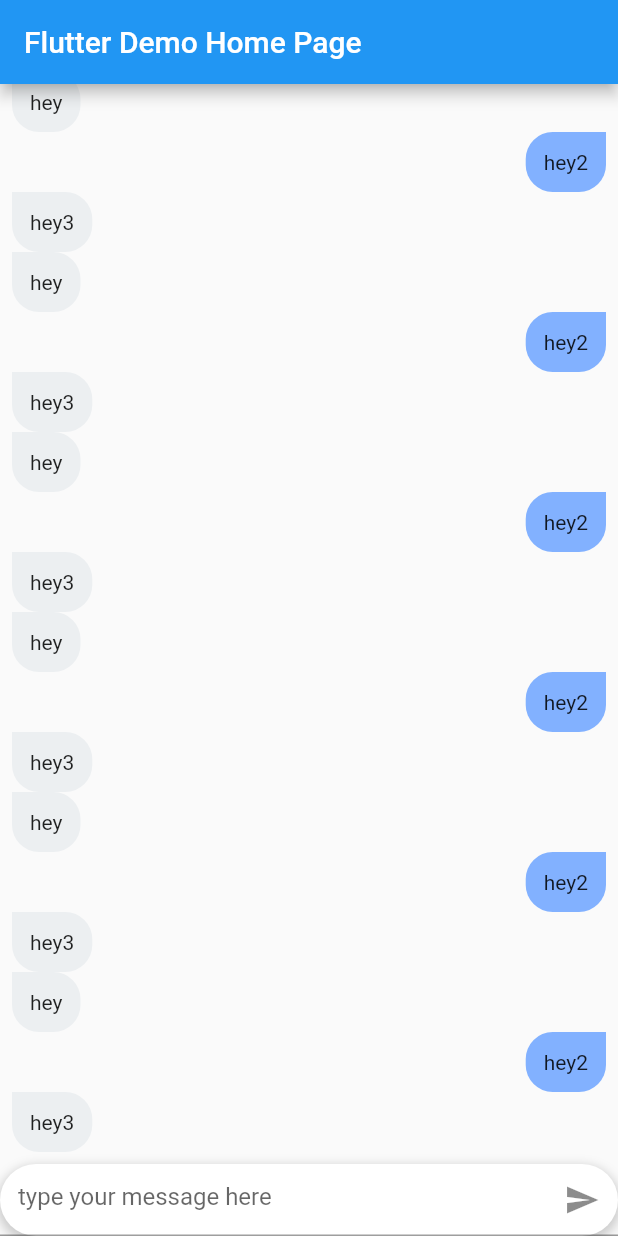
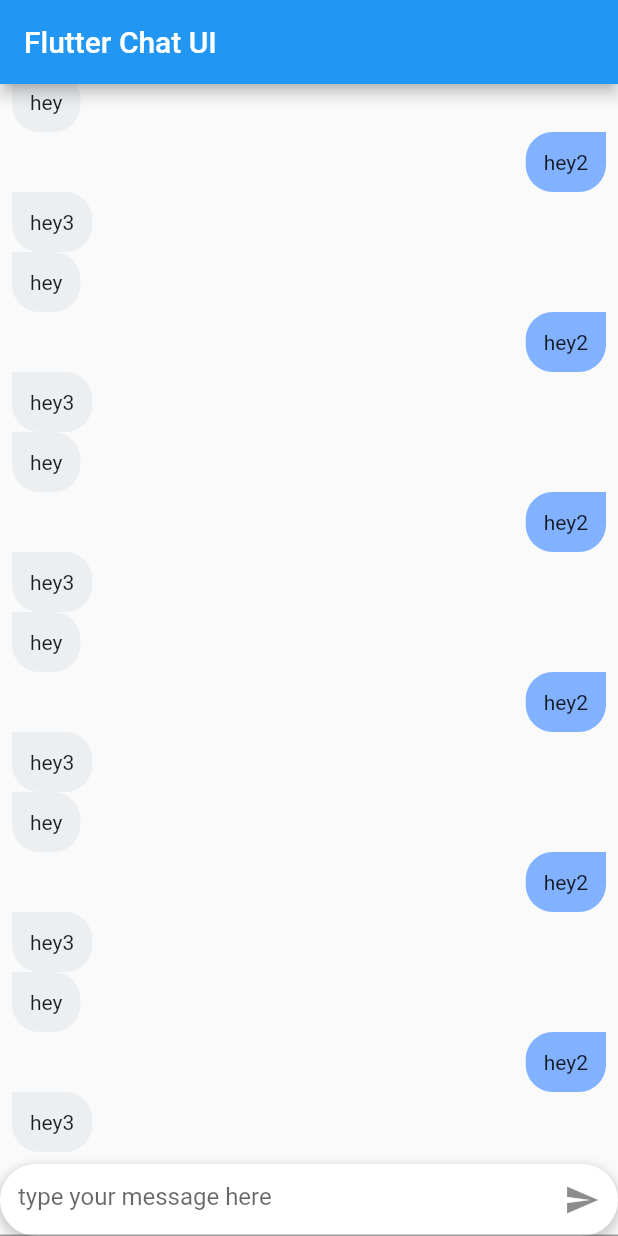
Before and after one commit to DulanWirajith/flutter_chat_ui, a Flutter app: the screen it shows after launch, on a phone screen of 412 x 824 dp. Run offline on Flutter 3.47's test engine with Material 2 defaults, Android fonts, the phone set to English and light mode, and no system bars; drawn by our look-alikes of grouped_list.

Commit message:
changed home page title

```diff
--- a/lib/main.dart
+++ b/lib/main.dart
@@ -17,7 +17,7 @@ class MyApp extends StatelessWidget {
       theme: ThemeData(
         primarySwatch: Colors.blue,
       ),
-      home: const MyHomePage(title: 'Flutter Demo Home Page'),
+      home: const MyHomePage(title: 'Flutter Chat UI'),
     );
   }
 }
```
